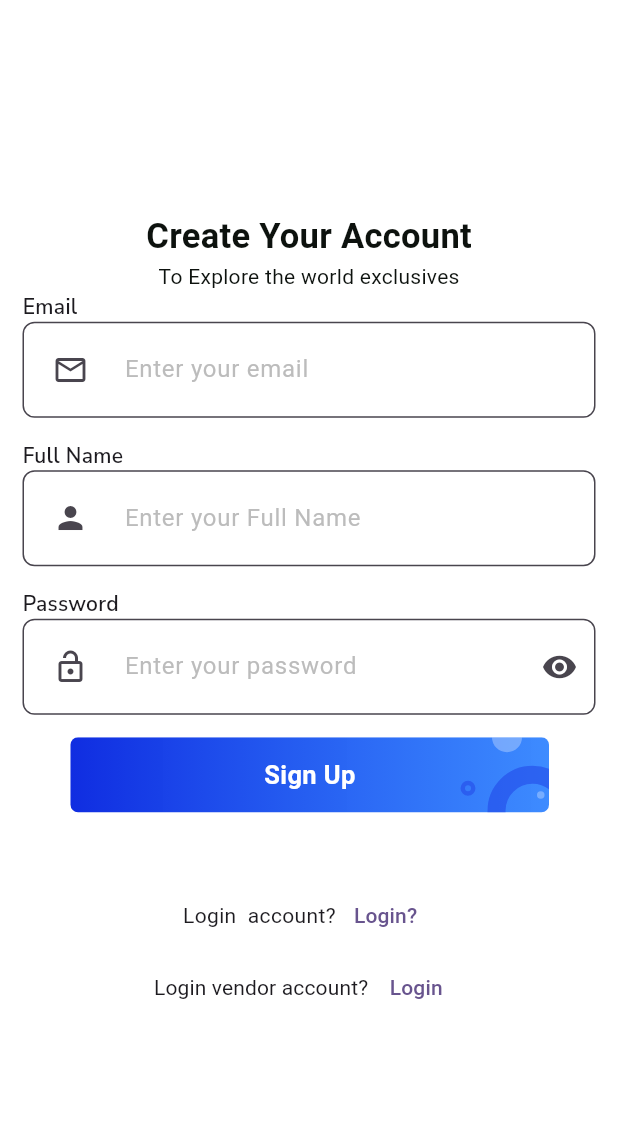
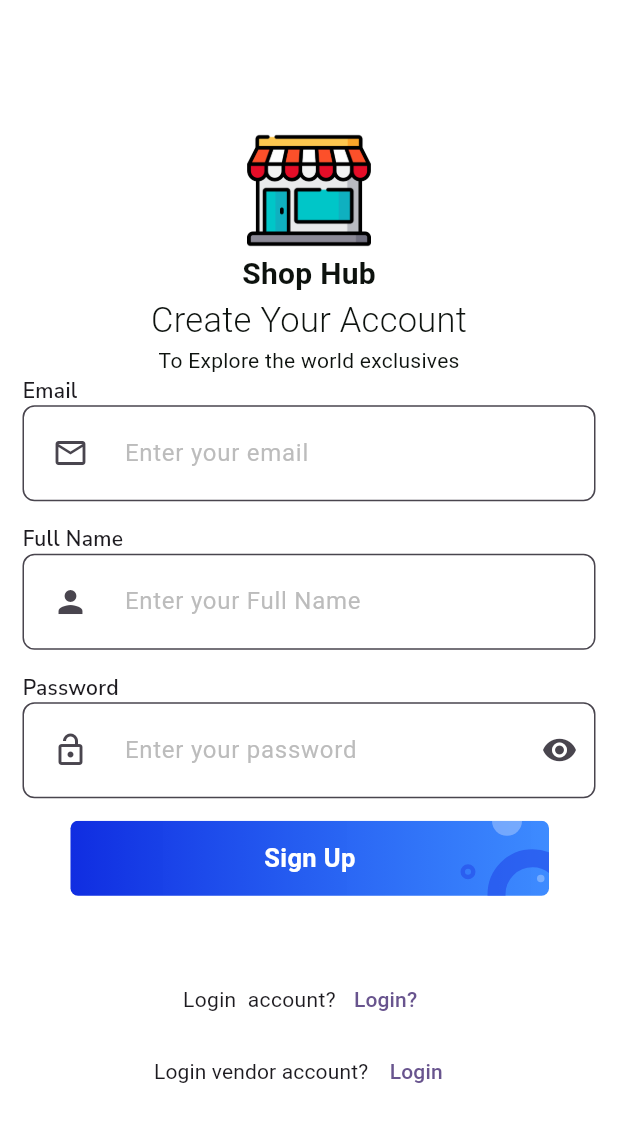
Before and after one commit to RanaMahadAhmer/MAD_Project, a Flutter app: the screen it shows after launch, after a tap on "Create account?", on a phone screen of 412 x 824 dp. Shown: the top 1122 px of the screen. Run offline on Flutter 3.47's test engine with Material 3 defaults, Android fonts, the phone set to English and light mode, and no system bars; our stand-ins replace google_fonts.

```diff
--- a/lib/main.dart
+++ b/lib/main.dart
@@ -1,4 +1,5 @@
 import 'package:flutter/material.dart';
+import 'package:google_fonts/google_fonts.dart';
 import 'package:shop_hub/views/login_screen.dart';
 import 'package:shop_hub/views/profile_screen.dart';
 import 'package:shop_hub/views/register_screen.dart';
@@ -40,7 +41,7 @@ class SplashScreen extends StatefulWidget {
 class _SplashScreenState extends State<SplashScreen> {
   void moveToLogin() {
 
-    Future.delayed(const Duration(seconds: 1), () {
+    Future.delayed(const Duration(seconds: 2), () {
       Navigator.pushNamed(context, '/login');
     });
   }
@@ -51,11 +52,27 @@ class _SplashScreenState extends State<SplashScreen> {
       body: Center(
         child: Column(
           mainAxisAlignment: MainAxisAlignment.center,
-          children: const [
-            CircularProgressIndicator(),
-            SizedBox(height: 20),
-            Text('Loading...'),
+          children: [
 
+
+            Image.asset('assets/images/store.png',height: MediaQuery.sizeOf(context).height*0.1,),
+            Text(
+              "Shop Hub",
+              style: GoogleFonts.roboto(
+                color: Color(0xFF0d120E),
+                fontWeight: FontWeight.bold,
+                letterSpacing: 0.2,
+                fontSize: 20,
+              ),
+            ),
+            Text('Loading...',
+              style: GoogleFonts.roboto(
+                color: Color(0xFF0d120E),
+                fontSize: 14,
+                letterSpacing: 0.2,
+              )),
+            const SizedBox(height: 20),
+            const CircularProgressIndicator(),
           ],
         ),
       ),
--- a/lib/views/register_screen.dart
+++ b/lib/views/register_screen.dart
@@ -41,11 +41,21 @@ class _RegisterScreenState extends State<RegisterScreen> {
                   child: Column(
                     mainAxisAlignment: MainAxisAlignment.center,
                     children: [
+                      Image.asset('assets/images/store.png',height: MediaQuery.sizeOf(context).height*0.1,),
+                      Text(
+                        "Shop Hub",
+                        style: GoogleFonts.roboto(
+                          color: Color(0xFF0d120E),
+                          fontWeight: FontWeight.bold,
+                          letterSpacing: 0.2,
+                          fontSize: 20,
+                        ),
+                      ),
                       Text(
                         "Create Your Account",
                         style: GoogleFonts.roboto(
                           color: const Color(0xFF0d120E),
-                          fontWeight: FontWeight.bold,
+                          fontWeight: FontWeight.w300,
                           letterSpacing: 0.2,
                           fontSize: 23,
                         ),
```
